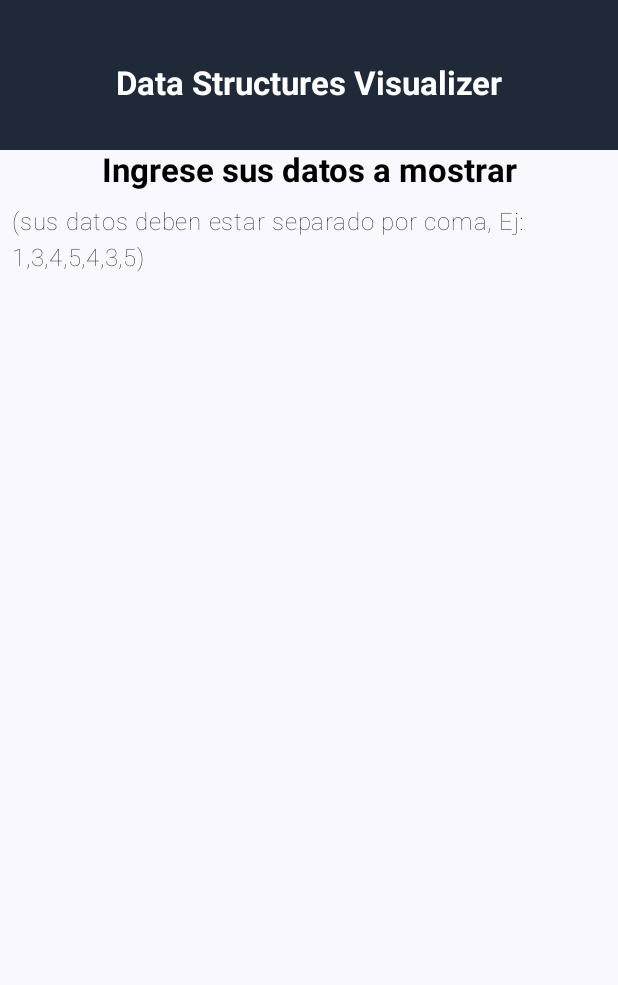
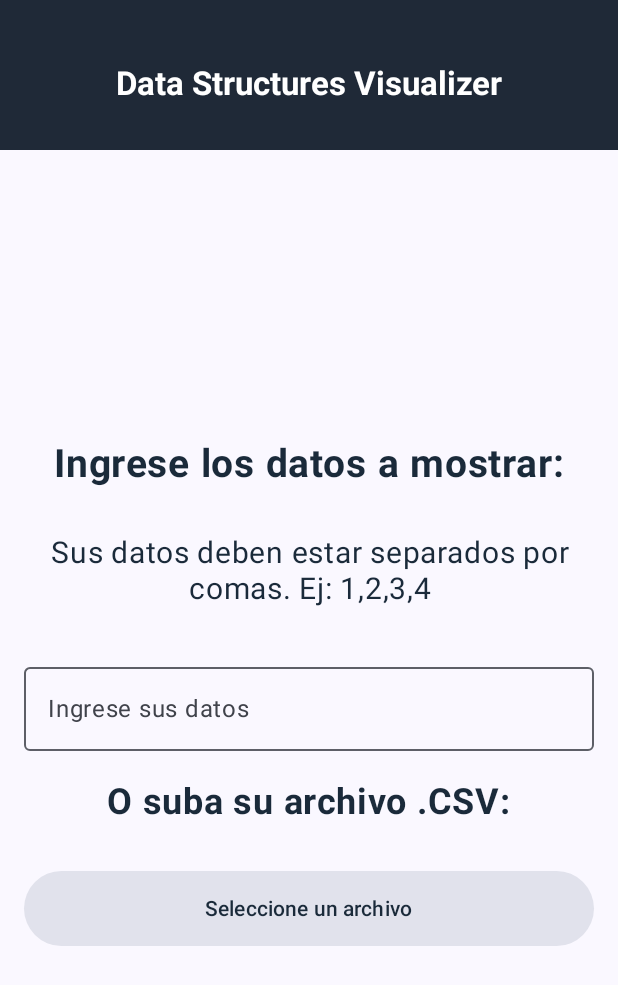
Before and after one commit to AscencioSIUU/DataStructureVisualizer-, an Android app built with Jetpack Compose: the writeData screen opened through its navigation route, on a phone screen of 412 x 824 dp. Shown: the top 985 px of the screen. Run offline under Robolectric (Android 15) with nearby library versions, the phone set to English and light mode, and no system bars.

Commit message:
Screen WriteDate finalizado con compose
Sin funcionamiento

```diff
--- a/app/src/main/java/com/example/datastructurevisualizerapp/screens/writeData.kt
+++ b/app/src/main/java/com/example/datastructurevisualizerapp/screens/writeData.kt
@@ -2,10 +2,21 @@ package com.example.datastructurevisualizerapp.screens
 
 import androidx.compose.foundation.layout.Arrangement
 import androidx.compose.foundation.layout.Column
+import androidx.compose.foundation.layout.PaddingValues
+import androidx.compose.foundation.layout.Spacer
+import androidx.compose.foundation.layout.fillMaxSize
+import androidx.compose.foundation.layout.fillMaxWidth
+import androidx.compose.foundation.layout.height
 import androidx.compose.foundation.layout.padding
+import androidx.compose.foundation.layout.width
+import androidx.compose.material.icons.Icons
+import androidx.compose.material3.Button
+import androidx.compose.material3.ButtonDefaults
+import androidx.compose.material3.Icon
 import androidx.compose.material3.MaterialTheme
 import androidx.compose.material3.OutlinedTextField
 import androidx.compose.material3.Text
+import androidx.compose.material3.TextField
 import androidx.compose.runtime.Composable
 import androidx.compose.ui.Alignment
 import androidx.compose.ui.Modifier
@@ -13,30 +24,65 @@ import androidx.compose.ui.graphics.Color
 import androidx.compose.ui.res.colorResource
 import androidx.compose.ui.res.stringResource
 import androidx.compose.ui.text.font.FontWeight
+import androidx.compose.ui.text.style.TextAlign
 import androidx.compose.ui.tooling.preview.Preview
 import com.example.datastructurevisualizerapp.R
 import androidx.compose.ui.unit.dp
+import androidx.compose.ui.unit.sp
 import androidx.navigation.NavController
 
 @Composable
 fun WriteData(navController: NavController){
     Column (
+        modifier = Modifier.fillMaxSize().padding(16.dp),
         verticalArrangement = Arrangement.Center,
         horizontalAlignment = Alignment.CenterHorizontally
     ) {
+        // Título
         Text(
-            stringResource(R.string.insert_data),
-            style = MaterialTheme.typography.titleLarge,
+            text = "Ingrese los datos a mostrar:",
+            fontSize = 26.sp,
             fontWeight = FontWeight.Bold,
-            color = colorResource(R.color.black),
+            modifier = Modifier.padding(bottom = 32.dp),
+            color = Color(0xFF1A2A3A)
         )
+        // Subtitulo
         Text(
-            stringResource(R.string.data_examples),
-            fontWeight = FontWeight.Thin,
+            text = "Sus datos deben estar separados por comas. Ej: 1,2,3,4",
+            fontSize = 20.sp,
+            fontWeight = FontWeight.Normal,
             modifier = Modifier
-                .padding(8.dp)
+                .fillMaxWidth()
+                .padding(bottom = 32.dp),
+            textAlign = TextAlign.Center,
+            color = Color(0xFF1A2A3A)
         )
-
-        //OutlinedTextField(value = , onValueChange = )
+        //Ingreso de datos
+        OutlinedTextField(
+            value = "",
+            onValueChange = {},
+            label = { Text("Ingrese sus datos") },
+            singleLine = true,
+            modifier = Modifier.fillMaxWidth()
+        )
+        Spacer(modifier = Modifier.height(20.dp))
+        // Titulo 2
+        Text(
+            text = "O suba su archivo .CSV:",
+            fontSize = 24.sp,
+            fontWeight = FontWeight.Bold,
+            modifier = Modifier.padding(bottom = 32.dp),
+            color = Color(0xFF1A2A3A)
+        )
+        Button(
+            onClick = { /* Implementar logica */ },
+            modifier = Modifier
+                .fillMaxWidth()
+                .height(50.dp),
+            colors = ButtonDefaults.buttonColors(containerColor = MaterialTheme.colorScheme.surfaceVariant),
+            contentPadding = PaddingValues(horizontal = 16.dp)
+        ) {
+            Text("Seleccione un archivo", color = Color(0xFF1A2A3A))
+        }
     }
 }
```
